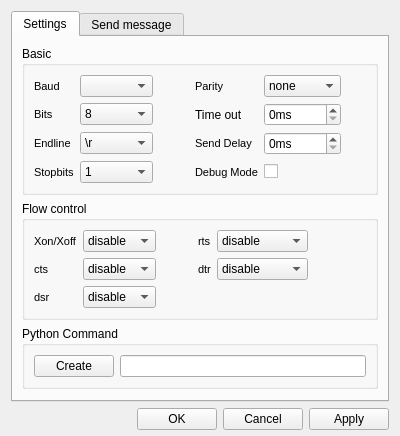
The window that SerialIO/dialogSerialIO.ui (itom-project/plugins) describes before a commit, drawn with Qt 5.
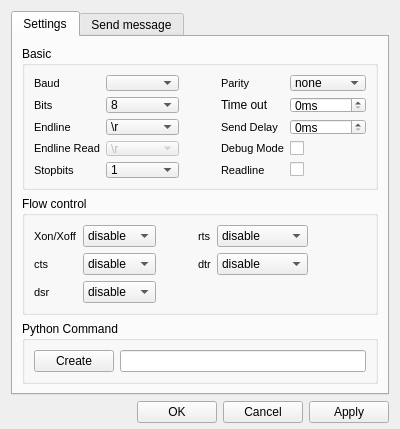
The same window after the commit.

Commit message: added endlineRead and readline parameters to serialIO

```diff
--- a/SerialIO/dialogSerialIO.ui
+++ b/SerialIO/dialogSerialIO.ui
@@ -7,19 +7,19 @@
     <x>0</x>
     <y>0</y>
     <width>400</width>
-    <height>405</height>
+    <height>429</height>
    </rect>
   </property>
   <property name="minimumSize">
    <size>
     <width>400</width>
-    <height>0</height>
+    <height>429</height>
    </size>
   </property>
   <property name="maximumSize">
    <size>
-    <width>700</width>
-    <height>1024</height>
+    <width>16777215</width>
+    <height>16777215</height>
    </size>
   </property>
   <property name="windowTitle">
@@ -314,7 +314,7 @@
             </property>
            </widget>
           </item>
-          <item row="3" column="0">
+          <item row="5" column="0">
            <widget class="QLabel" name="label_stopbits">
             <property name="font">
              <font>
@@ -329,7 +329,7 @@
             </property>
            </widget>
           </item>
-          <item row="3" column="1">
+          <item row="5" column="1">
            <widget class="QComboBox" name="combo_stopbits">
             <property name="minimumSize">
              <size>
@@ -352,7 +352,58 @@
             </item>
            </widget>
           </item>
-          <item row="3" column="3">
+          <item row="4" column="0">
+           <widget class="QLabel" name="label_endlineRead">
+            <property name="font">
+             <font>
+              <pointsize>8</pointsize>
+             </font>
+            </property>
+            <property name="text">
+             <string>Endline Read</string>
+            </property>
+            <property name="buddy">
+             <cstring>combo_endline</cstring>
+            </property>
+           </widget>
+          </item>
+          <item row="4" column="1">
+           <widget class="QComboBox" name="combo_endlineRead">
+            <property name="enabled">
+             <bool>false</bool>
+            </property>
+            <property name="minimumSize">
+             <size>
+              <width>73</width>
+              <height>0</height>
+             </size>
+            </property>
+            <property name="currentIndex">
+             <number>0</number>
+            </property>
+            <item>
+             <property name="text">
+              <string>\r</string>
+             </property>
+            </item>
+            <item>
+             <property name="text">
+              <string>\n</string>
+             </property>
+            </item>
+            <item>
+             <property name="text">
+              <string>\r\n</string>
+             </property>
+            </item>
+            <item>
+             <property name="text">
+              <string>&lt;none&gt;</string>
+             </property>
+            </item>
+           </widget>
+          </item>
+          <item row="4" column="3">
            <widget class="QLabel" name="label_debug">
             <property name="font">
              <font>
@@ -367,13 +418,35 @@
             </property>
            </widget>
           </item>
-          <item row="3" column="4">
+          <item row="4" column="4">
            <widget class="QCheckBox" name="checkBox_debug">
             <property name="text">
              <string/>
             </property>
            </widget>
           </item>
+          <item row="5" column="3">
+           <widget class="QLabel" name="label_readline">
+            <property name="font">
+             <font>
+              <pointsize>8</pointsize>
+             </font>
+            </property>
+            <property name="text">
+             <string>Readline</string>
+            </property>
+            <property name="buddy">
+             <cstring>checkBox_debug</cstring>
+            </property>
+           </widget>
+          </item>
+          <item row="5" column="4">
+           <widget class="QCheckBox" name="checkBox_readline">
+            <property name="text">
+             <string/>
+            </property>
+           </widget>
+          </item>
          </layout>
         </widget>
        </item>
```
Left out of the diff: 84 changed lines with no effect on the pictures. The commit also changes 6 other files.
